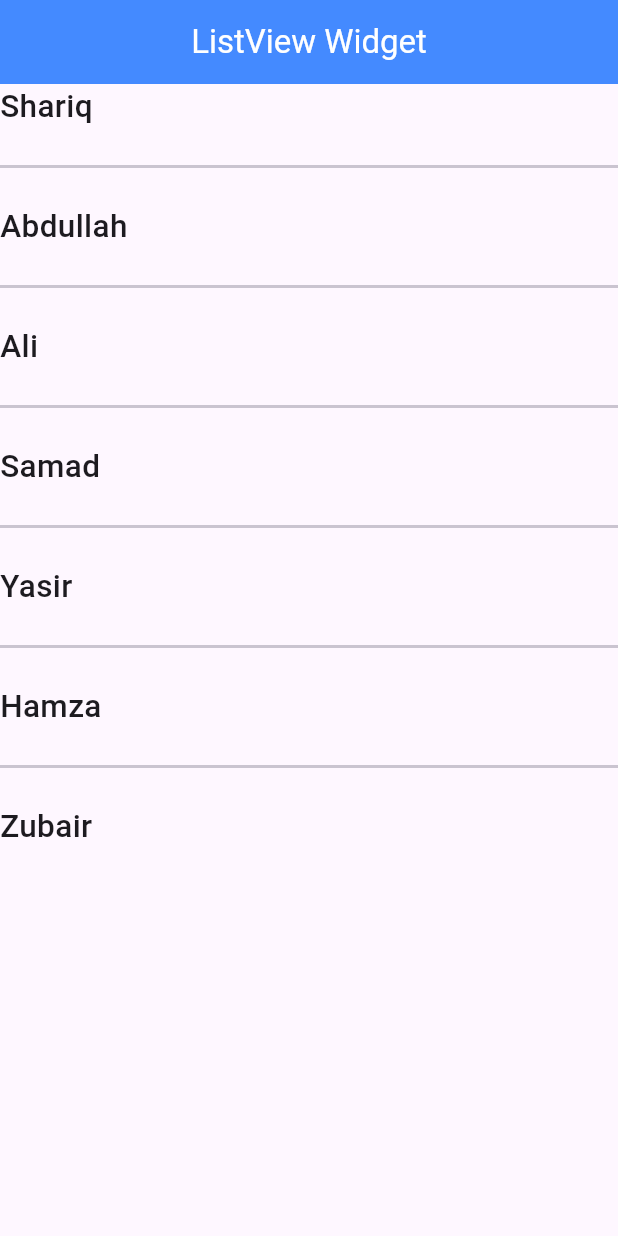
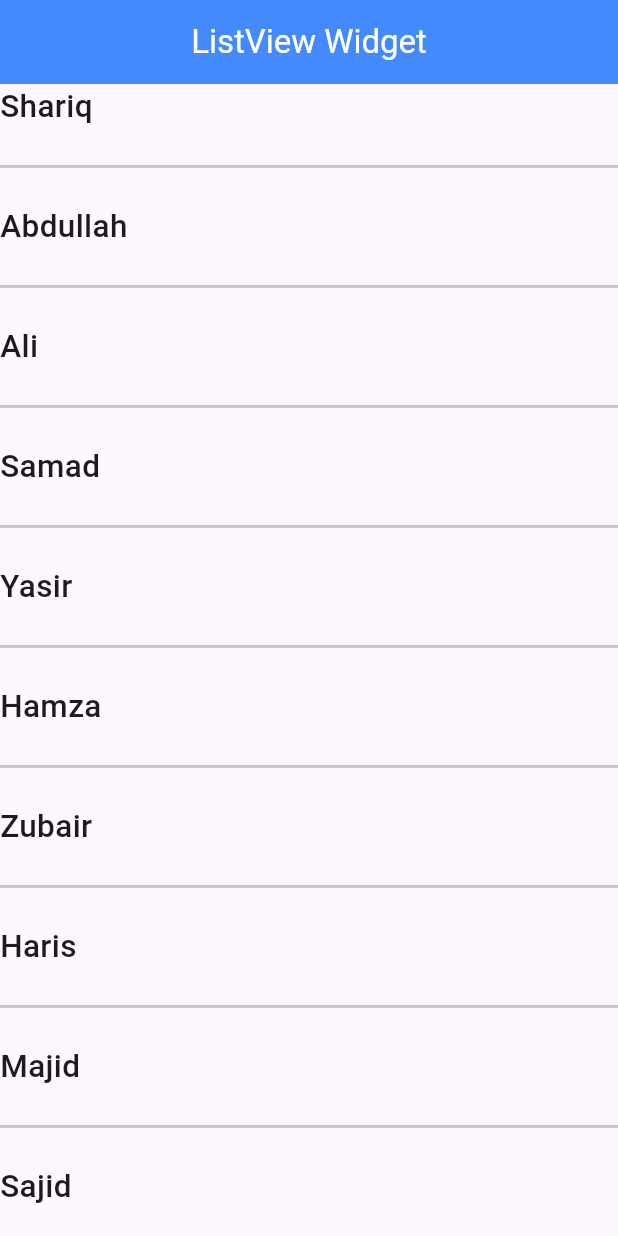
Before and after one commit to alnajamulshariq/Flutter-Course, a Flutter app: the screen it shows after launch, on a phone screen of 412 x 824 dp. Run offline on Flutter 3.47's test engine with Material 3 defaults, Android fonts, the light colour scheme and no system bars; our stand-ins replace flutter_svg.

Commit message:
array modified

```diff
--- a/ses_9_listview/lib/main.dart
+++ b/ses_9_listview/lib/main.dart
@@ -9,6 +9,9 @@ void main() {
     "Yasir",
     "Hamza",
     "Zubair",
+    "Haris",
+    "Majid",
+    "Sajid",
   ];
   runApp(
     MaterialApp(
```
